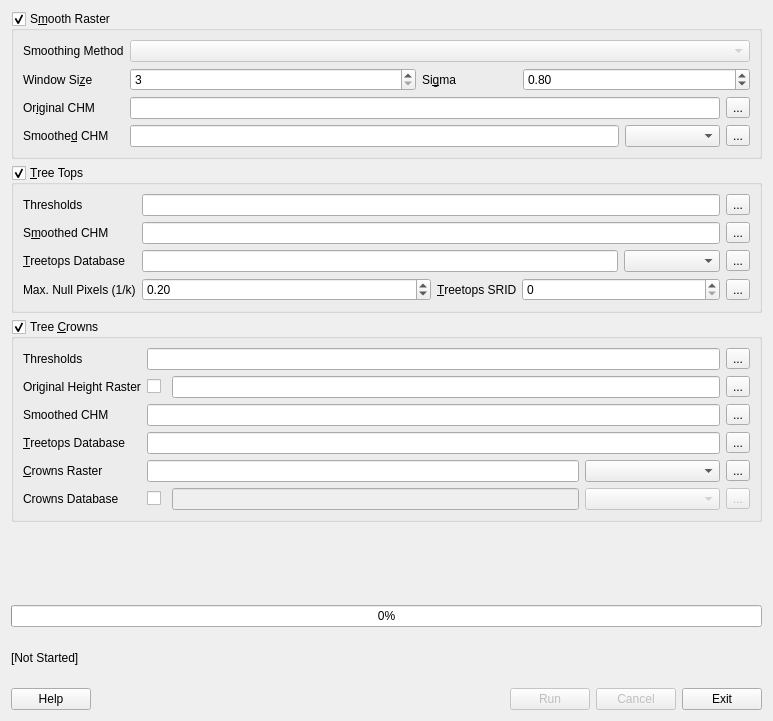
Qt form src/treetops.ui (rskelly/treetops) before a commit.
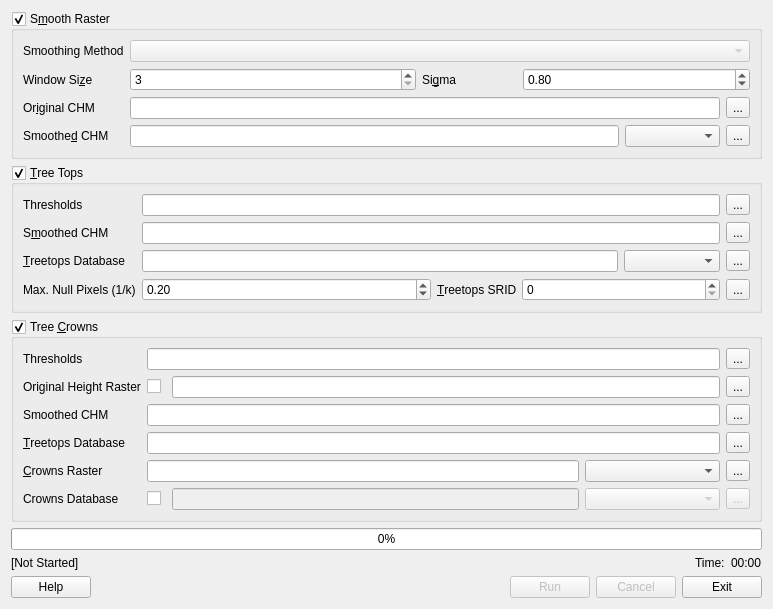
The same form after that commit.

Commit message: Added time field. Not active.

The edit to the form file:
```diff
--- a/src/treetops.ui
+++ b/src/treetops.ui
@@ -7,7 +7,7 @@
     <x>0</x>
     <y>0</y>
     <width>773</width>
-    <height>721</height>
+    <height>578</height>
    </rect>
   </property>
   <property name="sizePolicy">
@@ -685,8 +685,41 @@
     </spacer>
    </item>
    <item>
-    <layout class="QVBoxLayout" name="statusLayout" stretch="1,0">
-     <item>
+    <layout class="QGridLayout" name="gridLayout">
+     <item row="1" column="0">
+      <widget class="QLabel" name="lblStatus">
+       <property name="text">
+        <string>[Not Started]</string>
+       </property>
+      </widget>
+     </item>
+     <item row="1" column="1">
+      <widget class="QLabel" name="label_8">
+       <property name="sizePolicy">
+        <sizepolicy hsizetype="Fixed" vsizetype="Preferred">
+         <horstretch>0</horstretch>
+         <verstretch>0</verstretch>
+        </sizepolicy>
+       </property>
+       <property name="text">
+        <string>Time:</string>
+       </property>
+      </widget>
+     </item>
+     <item row="1" column="2">
+      <widget class="QLabel" name="lblRunTime">
+       <property name="sizePolicy">
+        <sizepolicy hsizetype="Fixed" vsizetype="Preferred">
+         <horstretch>0</horstretch>
+         <verstretch>0</verstretch>
+        </sizepolicy>
+       </property>
+       <property name="text">
+        <string>00:00</string>
+       </property>
+      </widget>
+     </item>
+     <item row="0" column="0" colspan="3">
       <widget class="QProgressBar" name="prgStep">
        <property name="mouseTracking">
         <bool>false</bool>
@@ -699,13 +732,6 @@
        </property>
       </widget>
      </item>
-     <item>
-      <widget class="QLabel" name="lblStatus">
-       <property name="text">
-        <string>[Not Started]</string>
-       </property>
-      </widget>
-     </item>
     </layout>
    </item>
    <item>
```
Left out of the diff: 4 changed lines with no effect on the pictures.
